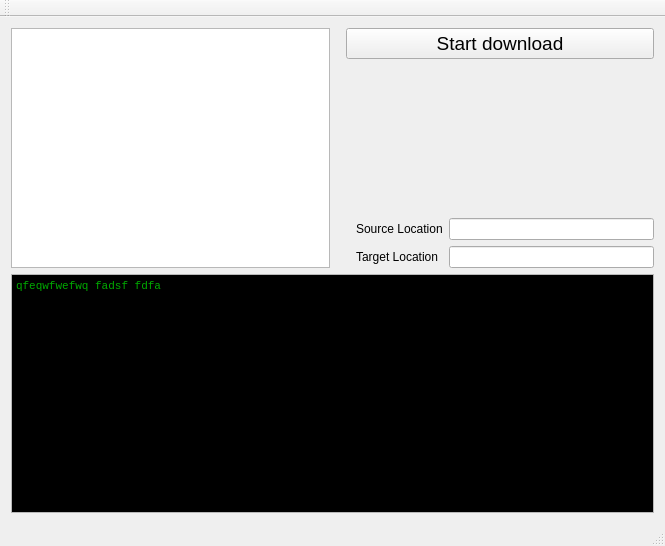
Above: TrayBuild/traybuild.ui from anteastra/TrayBuild before the change. Below: the same form after it.
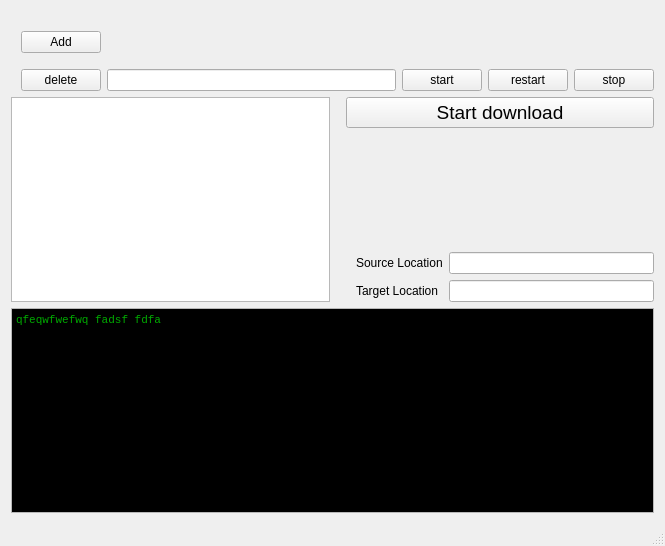
That is the form after the change.

What changed in the file:
```diff
--- a/TrayBuild/traybuild.ui
+++ b/TrayBuild/traybuild.ui
@@ -18,6 +18,84 @@
   </property>
   <widget class="QWidget" name="centralWidget">
    <layout class="QVBoxLayout" name="verticalLayout_2">
+    <item>
+     <layout class="QVBoxLayout" name="verticalLayout_3">
+      <property name="topMargin">
+       <number>10</number>
+      </property>
+      <item>
+       <layout class="QHBoxLayout" name="horizontalLayout_3">
+        <property name="leftMargin">
+         <number>10</number>
+        </property>
+        <property name="topMargin">
+         <number>10</number>
+        </property>
+        <item>
+         <widget class="QPushButton" name="pushButtonAddEntity">
+          <property name="text">
+           <string>Add</string>
+          </property>
+         </widget>
+        </item>
+        <item>
+         <spacer name="horizontalSpacer">
+          <property name="orientation">
+           <enum>Qt::Horizontal</enum>
+          </property>
+          <property name="sizeHint" stdset="0">
+           <size>
+            <width>40</width>
+            <height>20</height>
+           </size>
+          </property>
+         </spacer>
+        </item>
+       </layout>
+      </item>
+      <item>
+       <layout class="QHBoxLayout" name="horizontalLayout_2">
+        <property name="leftMargin">
+         <number>10</number>
+        </property>
+        <property name="topMargin">
+         <number>10</number>
+        </property>
+        <item>
+         <widget class="QPushButton" name="pushButton_5">
+          <property name="text">
+           <string>delete</string>
+          </property>
+         </widget>
+        </item>
+        <item>
+         <widget class="QLineEdit" name="lineEdit"/>
+        </item>
+        <item>
+         <widget class="QPushButton" name="pushButton_3">
+          <property name="text">
+           <string>start</string>
+          </property>
+         </widget>
+        </item>
+        <item>
+         <widget class="QPushButton" name="pushButton_4">
+          <property name="text">
+           <string>restart</string>
+          </property>
+         </widget>
+        </item>
+        <item>
+         <widget class="QPushButton" name="pushButton_2">
+          <property name="text">
+           <string>stop</string>
+          </property>
+         </widget>
+        </item>
+       </layout>
+      </item>
+     </layout>
+    </item>
     <item>
      <layout class="QHBoxLayout" name="horizontalLayout">
       <item>
@@ -191,16 +269,10 @@
     </rect>
    </property>
   </widget>
-  <widget class="QToolBar" name="mainToolBar">
+  <widget class="QStatusBar" name="statusBar">
    <property name="enabled">
-    <bool>false</bool>
+    <bool>true</bool>
    </property>
-   <attribute name="toolBarArea">
-    <enum>TopToolBarArea</enum>
-   </attribute>
-   <attribute name="toolBarBreak">
-    <bool>false</bool>
-   </attribute>
   </widget>
   <widget class="QStatusBar" name="statusBar"/>
  </widget>
```
Left out of the diff: 1 changed line with no effect on the pictures.
